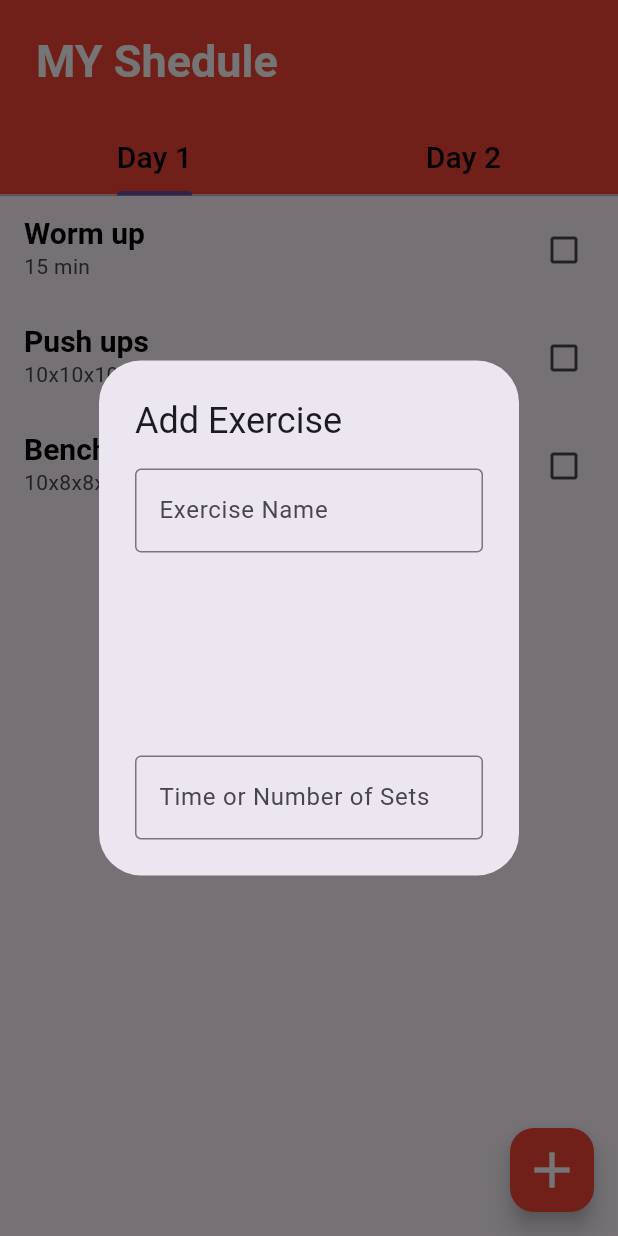
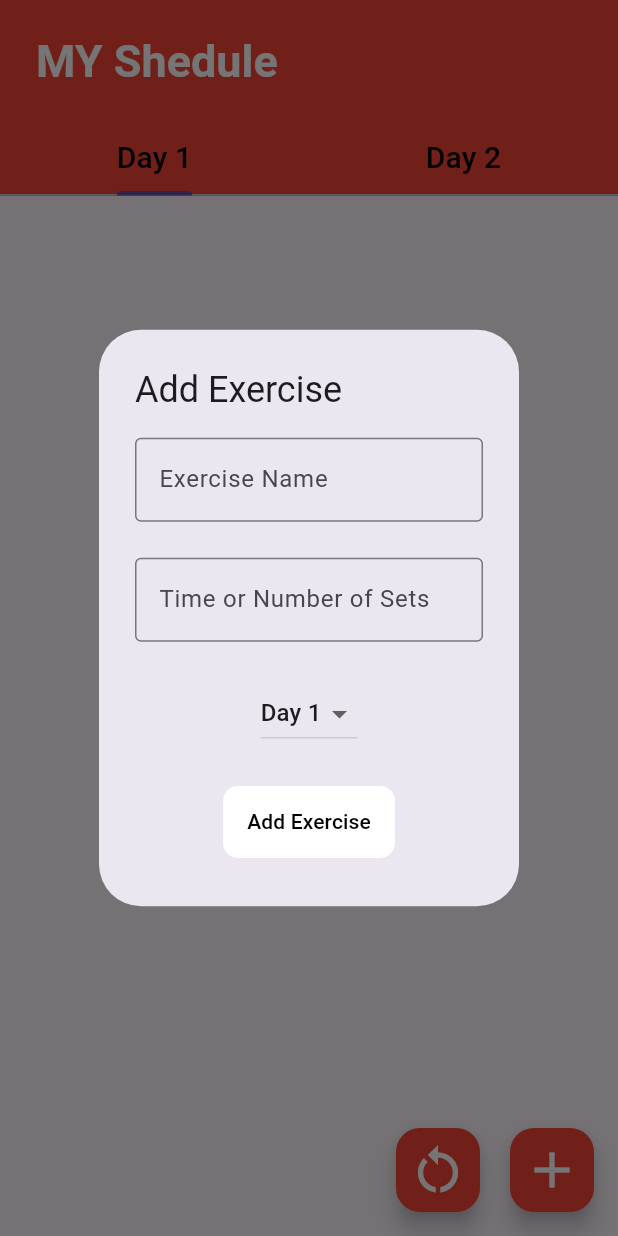
Before and after one commit to Shana2002/gym-sheduler, a Flutter app: the screen it shows after launch, after a tap on the "add" icon, on a phone screen of 412 x 824 dp. Run offline on Flutter 3.47's test engine with Material 3 defaults, Android fonts, the phone set to English and light mode, and no system bars; our stand-ins replace hive, hive_flutter; accounts and stored records are empty.

Commit message:
Add and remove and checked

```diff
--- a/lib/main.dart
+++ b/lib/main.dart
@@ -1,7 +1,9 @@
 import 'package:flutter/material.dart';
 import 'package:gym_shedule/pages/home_page.dart';
+import 'package:hive_flutter/hive_flutter.dart';
 
-void main() {
+void main() async{
+  await Hive.initFlutter("hive_boxes");
   runApp(const MyApp());
 }
 
--- /dev/null
+++ b/lib/model/exercise.dart
@@ -0,0 +1,29 @@
+class Exercise {
+  String title;
+  String details;
+  bool done;
+  String sheduleDate;
+
+  Exercise(
+      {required this.title,
+      required this.details,
+      required this.done,
+      required this.sheduleDate});
+
+  factory Exercise.fromMap(Map exerscise) {
+    return Exercise(
+        title: exerscise["title"],
+        details: exerscise["details"],
+        done: exerscise["done"],
+        sheduleDate: exerscise["sheduleDate"]);
+  }
+
+  Map toMap() {
+    return {
+      "title": title,
+      "details": details,
+      "done": done,
+      "sheduleDate": sheduleDate,
+    };
+  }
+}
--- a/lib/pages/home_page.dart
+++ b/lib/pages/home_page.dart
@@ -1,4 +1,6 @@
 import 'package:flutter/material.dart';
+import 'package:gym_shedule/model/exercise.dart';
+import 'package:hive/hive.dart';
 
 class HomePage extends StatefulWidget {
   const HomePage({super.key});
@@ -8,7 +10,11 @@ class HomePage extends StatefulWidget {
 }
 
 class _HomePageState extends State<HomePage> {
+  Box? _box;
   late double _deviceHeight;
+  String dropdownValue = 'Day 1';
+  final List<String> list = ['Day 1', 'Day 2'];
+  String? _title, _details;
 
   @override
   Widget build(BuildContext context) {
@@ -32,11 +38,21 @@ class _HomePageState extends State<HomePage> {
           bottom: _dayBar(),
         ),
         body: TabBarView(children: _buildTabViews()),
-        floatingActionButton: _addExercise(),
+        floatingActionButton: Row(
+          mainAxisAlignment: MainAxisAlignment.end,
+          children: [
+            _clearDate(),
+            const SizedBox(
+              width: 20,
+            ),
+            _addExercise(),
+          ],
+        ),
       ),
     );
   }
 
+  // date showing Bar
   PreferredSizeWidget _dayBar() {
     return const TabBar(tabs: [
       Tab(
@@ -52,42 +68,71 @@ class _HomePageState extends State<HomePage> {
     ]);
   }
 
+  // Dates Tab
   List<Widget> _buildTabViews() {
-    // Function to generate the children of TabBarView
     return [
-      _dayFirstView(),
-      Center(child: Text('Tab 2 content')),
+      _futureTaskList("Day 1"),
+      _futureTaskList("Day 2"),
     ];
   }
 
-  Widget _dayFirstView() {
-    return ListView(
-      children: const [
-        ListTile(
-          title: Text("Worm up"),
-          titleTextStyle: TextStyle(
+  Widget _futureTaskList(String day) {
+    return FutureBuilder(
+        future: Hive.openBox('exercise'),
+        builder: (BuildContext context, AsyncSnapshot snapshot) {
+          if (snapshot.hasData) {
+            _box = snapshot.data;
+            return _dayFirstView(day);
+          } else {
+            return const Center(child: CircularProgressIndicator());
+          }
+        });
+  }
+
+  // Day view
+  Widget _dayFirstView(String day) {
+    // Exercise _newe = Exercise(
+    //     title: "Scott Down", details: "10x10x10", done: true, sheduleDate: "Day 2");
+    // _box?.add(_newe.toMap());
+    List? exercises = _box!.values.toList();
+
+    List filterExercise = exercises
+        .where((exercise) => Exercise.fromMap(exercise).sheduleDate == day)
+        .toList();
+    // exercises = null;
+    return ListView.builder(
+      itemCount: filterExercise.length,
+      itemBuilder: (BuildContext context, int _index) {
+        var exercisemap = filterExercise[_index];
+        var exercise = Exercise.fromMap(exercisemap);
+        int originalKey = _box!.keyAt(exercises.indexOf(exercisemap));
+        return ListTile(
+          title: Text(
+            exercise.title,
+            style: TextStyle(
+                decoration: exercise.done ? TextDecoration.lineThrough : null),
+          ),
+          titleTextStyle: const TextStyle(
               fontWeight: FontWeight.bold, fontSize: 20, color: Colors.black),
-          subtitle: Text("15 min"),
-          trailing: Icon(Icons.check_box_outline_blank),
-        ),
-        ListTile(
-          title: Text("Push ups"),
-          titleTextStyle: TextStyle(
-              fontWeight: FontWeight.bold, fontSize: 20, color: Colors.black),
-          subtitle: Text("10x10x10"),
-          trailing: Icon(Icons.check_box_outline_blank),
-        ),
-        ListTile(
-          title: Text("Bench Press"),
-          titleTextStyle: TextStyle(
-              fontWeight: FontWeight.bold, fontSize: 20, color: Colors.black),
-          subtitle: Text("10x8x8x6"),
-          trailing: Icon(Icons.check_box_outline_blank),
-        ),
-      ],
+          subtitle: Text(exercise.details),
+          trailing: Icon(exercise.done
+              ? Icons.check_box_outlined
+              : Icons.check_box_outline_blank),
+          onTap: () {
+            exercise.done = !exercise.done;
+            _box!.put(originalKey, exercise.toMap());
+            setState(() {});
+          },
+          onLongPress: () {
+            _box!.delete(originalKey);
+            setState(() {});
+          },
+        );
+      },
     );
   }
 
+  // add exersice tab
   Widget _addExercise() {
     return FloatingActionButton(
       onPressed: _displayPopUp,
@@ -100,6 +145,38 @@ class _HomePageState extends State<HomePage> {
     );
   }
 
+  // clear dates
+  Widget _clearDate() {
+    return FloatingActionButton(
+      onPressed: () => showDialog<String>(
+        context: context,
+        builder: (BuildContext context) => AlertDialog(
+          title: const Text('Are Uou Sure to reset ?'),
+          actions: <Widget>[
+            TextButton(
+              onPressed: () => Navigator.pop(context, 'Cancel'),
+              child: const Text('Cancel'),
+            ),
+            TextButton(
+              onPressed: () {
+                _resetAllExercises();
+                Navigator.pop(context);
+              },
+              child: const Text('OK'),
+            ),
+          ],
+        ),
+      ),
+      backgroundColor: Colors.red,
+      foregroundColor: Colors.white,
+      child: const Icon(
+        Icons.restart_alt,
+        size: 40,
+      ),
+    );
+  }
+
+  // add exercise pop up
   void _displayPopUp() {
     showDialog(
       context: context,
@@ -107,26 +184,111 @@ class _HomePageState extends State<HomePage> {
         return AlertDialog(
           title: const Text("Add Exercise"),
           content: SizedBox(
-              height: _deviceHeight * 0.30,
-              child: const Column(
+            height: _deviceHeight * 0.35,
+            child: StatefulBuilder(
+              builder: (BuildContext context, StateSetter setState) {
+                return Column(
                   mainAxisAlignment: MainAxisAlignment.spaceBetween,
                   children: [
                     TextField(
-                    decoration: InputDecoration(
+                      onChanged: (value) {
+                        setState(
+                          () {
+                            _title = value;
+                          },
+                        );
+                      },
+                      decoration: const InputDecoration(
                         labelText: 'Exercise Name',
                         border: OutlineInputBorder(),
                       ),
                     ),
                     TextField(
-                    decoration: InputDecoration(
+                      decoration: const InputDecoration(
                         labelText: 'Time or Number of Sets',
                         border: OutlineInputBorder(),
                       ),
+                      onChanged: (value) {
+                        setState(
+                          () {
+                            _details = value;
+                          },
+                        );
+                      },
                     ),
+                    DropdownButton<String>(
+                      value: dropdownValue,
+                      onChanged: (String? value) {
+                        // Update the dropdown value inside the dialog's state
+                        setState(() {
+                          dropdownValue = value!;
+                        });
+                      },
+                      items: list.map<DropdownMenuItem<String>>((String value) {
+                        return DropdownMenuItem<String>(
+                          value: value,
+                          child: Text(value),
+                        );
+                      }).toList(),
+                    ),
+                    _rideButton(),
                   ],
+                );
+              },
             ),
           ),
         );
+      },
+    );
+  }
+
+  Widget _rideButton() {
+    return Container(
+      margin: EdgeInsets.only(bottom: _deviceHeight! * 0.01),
+      decoration: BoxDecoration(
+          color: Colors.white,
+          borderRadius: BorderRadius.circular(
+            10,
+          )),
+      child: MaterialButton(
+        onPressed: () {
+          if (_title != null && _details != null) {
+            var _exercise = Exercise(
+                title: _title!,
+                details: _details!,
+                done: false,
+                sheduleDate: dropdownValue);
+            _box!.add(_exercise.toMap());
+            setState(() {
+              _title = null;
+              _details = null;
+              Navigator.pop(context);
             });
           }
+        },
+        child: const Text(
+          "Add Exercise",
+          style: TextStyle(color: Colors.black),
+        ),
+      ),
+    );
   }
+
+  void _resetAllExercises() {
+    List exercises = _box!.values.toList();
+
+    // Iterate over each exercise and set 'done' to false
+    for (int i = 0; i < exercises.length; i++) {
+      var exercisemap = exercises[i];
+      var exercise = Exercise.fromMap(exercisemap);
+
+      if (exercise.done) {
+        exercise.done = false; // Set 'done' to false
+        _box!.putAt(i, exercise.toMap()); // Update the Hive box
+      }
+    }
+
+    // Refresh the UI to reflect the changes
+    setState(() {});
+  }
+}
```
Lines whose indentation alone changed are shown as unchanged.
